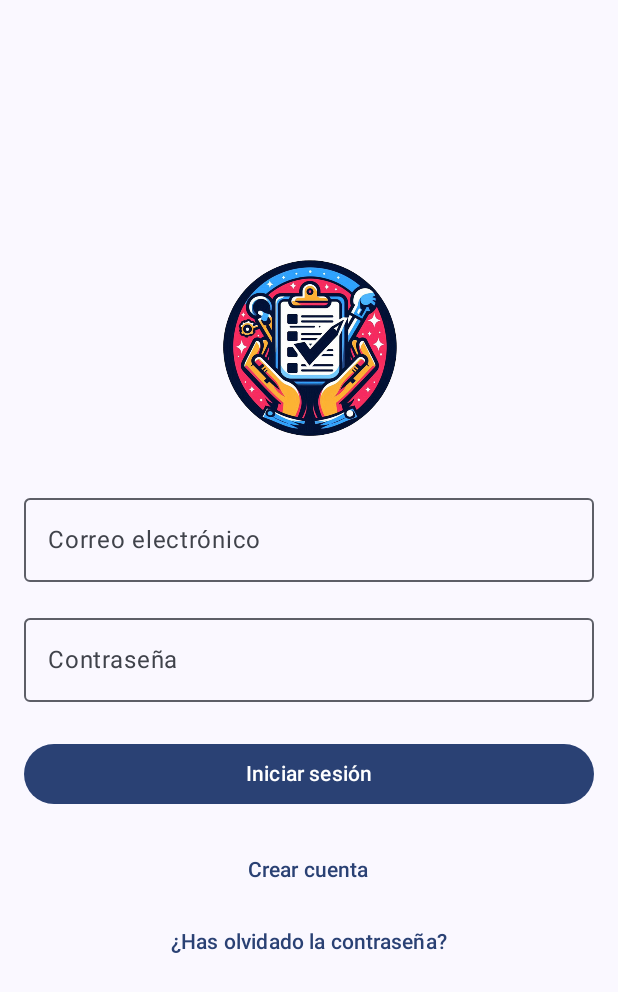
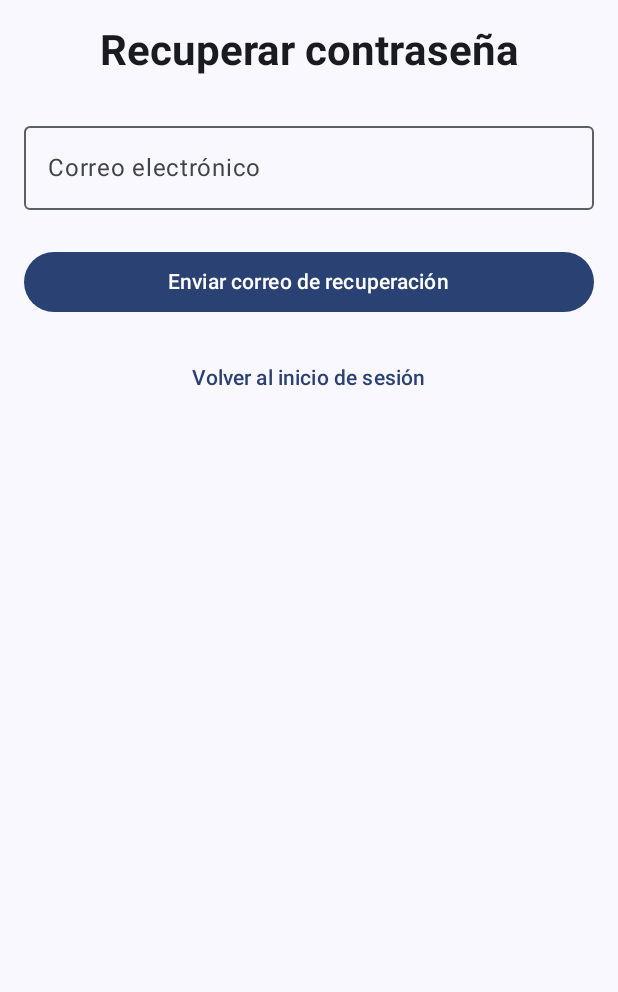
Before and after one commit to Espanderlof/ToDoSumat, an Android app built with Jetpack Compose: the screen it shows after launch (MainActivity), after a tap on "¿Has olvidado la contraseña?", on a phone screen of 412 x 824 dp. Shown: the top 992 px of the screen. Run offline under Robolectric (Android 15) with nearby library versions, the phone set to English and light mode, and no system bars.

Commit message:
View recuperar contraseña

```diff
--- a/app/src/main/java/com/jzapata/todosum/InicioSession.kt
+++ b/app/src/main/java/com/jzapata/todosum/InicioSession.kt
@@ -41,7 +41,8 @@ fun AppNavigation() {
     NavHost(navController = navController, startDestination = "inicioSesion") {
         composable("inicioSesion") {
             InicioSessionScreen(
-                onNavigateToCrearCuenta = { navController.navigate("crearCuenta") }
+                onNavigateToCrearCuenta = { navController.navigate("crearCuenta") },
+                onNavigateToRecuperarPassword = { navController.navigate("recuperarPassword") }
             )
         }
         composable("crearCuenta") {
@@ -54,7 +55,10 @@ fun AppNavigation() {
 
 @OptIn(ExperimentalMaterial3Api::class)
 @Composable
-fun InicioSessionScreen(onNavigateToCrearCuenta: () -> Unit) {
+fun InicioSessionScreen(
+    onNavigateToCrearCuenta: () -> Unit,
+    onNavigateToRecuperarPassword: () -> Unit
+) {
     var email by remember { mutableStateOf("") }
     var password by remember { mutableStateOf("") }
 
@@ -126,7 +130,7 @@ fun InicioSessionScreen(onNavigateToCrearCuenta: () -> Unit) {
 
         // ¿Has olvidado la contraseña? (debajo de Crear cuenta)
         TextButton(
-            onClick = { /* TODO: Implementar lógica para recuperar contraseña */ },
+            onClick = onNavigateToRecuperarPassword,
             modifier = Modifier.align(Alignment.CenterHorizontally)
         ) {
             Text("¿Has olvidado la contraseña?")
@@ -144,7 +148,8 @@ fun InicioSessionScreen(onNavigateToCrearCuenta: () -> Unit) {
 fun InicioSessionPreview() {
     ToDoSumatTheme {
         InicioSessionScreen(
-            onNavigateToCrearCuenta = {} // Pasamos una lambda vacía para la vista previa
+            onNavigateToCrearCuenta = {},
+            onNavigateToRecuperarPassword = {}
         )
     }
 }
--- a/app/src/main/java/com/jzapata/todosum/MainActivity.kt
+++ b/app/src/main/java/com/jzapata/todosum/MainActivity.kt
@@ -36,7 +36,8 @@ fun MainNavigation() {
     NavHost(navController = navController, startDestination = "inicioSession") {
         composable("inicioSession") {
             InicioSessionScreen(
-                onNavigateToCrearCuenta = { navController.navigate("crearCuenta") }
+                onNavigateToCrearCuenta = { navController.navigate("crearCuenta") },
+                onNavigateToRecuperarPassword = { navController.navigate("recuperarPassword") }
             )
         }
         composable("crearCuenta") {
@@ -44,5 +45,10 @@ fun MainNavigation() {
                 onNavigateBack = { navController.popBackStack() }
             )
         }
+        composable("recuperarPassword") {
+            RecuperarPasswordScreen(
+                onNavigateBack = { navController.popBackStack() }
+            )
+        }
     }
 }
--- /dev/null
+++ b/app/src/main/java/com/jzapata/todosum/RecuperarPassword.kt
@@ -0,0 +1,94 @@
+package com.jzapata.todosum
+
+import androidx.compose.foundation.layout.*
+import androidx.compose.material3.*
+import androidx.compose.runtime.*
+import androidx.compose.ui.Alignment
+import androidx.compose.ui.Modifier
+import androidx.compose.ui.text.font.FontWeight
+import androidx.compose.ui.unit.dp
+import androidx.compose.ui.tooling.preview.Preview
+
+@OptIn(ExperimentalMaterial3Api::class)
+@Composable
+fun RecuperarPasswordScreen(onNavigateBack: () -> Unit) {
+    var email by remember { mutableStateOf("") }
+    var showConfirmDialog by remember { mutableStateOf(false) }
+
+    Column(
+        modifier = Modifier
+            .fillMaxSize()
+            .padding(16.dp),
+        horizontalAlignment = Alignment.CenterHorizontally,
+        verticalArrangement = Arrangement.Top
+    ) {
+        Text(
+            text = "Recuperar contraseña",
+            style = MaterialTheme.typography.headlineMedium,
+            fontWeight = FontWeight.Bold,
+            modifier = Modifier.padding(bottom = 24.dp)
+        )
+
+        OutlinedTextField(
+            value = email,
+            onValueChange = { email = it },
+            label = { Text("Correo electrónico") },
+            modifier = Modifier.fillMaxWidth()
+        )
+
+        Spacer(modifier = Modifier.height(24.dp))
+
+        Button(
+            onClick = {
+                if (email.isNotBlank()) {
+                    showConfirmDialog = true
+                }
+            },
+            modifier = Modifier.fillMaxWidth()
+        ) {
+            Text("Enviar correo de recuperación")
+        }
+
+        Spacer(modifier = Modifier.height(16.dp))
+
+        TextButton(onClick = onNavigateBack) {
+            Text("Volver al inicio de sesión")
+        }
+    }
+
+    if (showConfirmDialog) {
+        AlertDialog(
+            onDismissRequest = { showConfirmDialog = false },
+            title = { Text("Correo enviado") },
+            text = { Text("Se ha enviado un correo de recuperación a su cuenta.") },
+            confirmButton = {
+                TextButton(
+                    onClick = {
+                        showConfirmDialog = false
+                        onNavigateBack()
+                    }
+                ) {
+                    Text("Aceptar")
+                }
+            }
+        )
+    }
+}
+
+@Preview(
+    showBackground = true,
+    widthDp = 320,
+    heightDp = 640,
+    name = "RecuperarPassword Preview"
+)
+@Composable
+fun RecuperarPasswordScreenPreview() {
+    MaterialTheme {
+        Surface(
+            modifier = Modifier.fillMaxSize(),
+            color = MaterialTheme.colorScheme.background
+        ) {
+            RecuperarPasswordScreen(onNavigateBack = {})
+        }
+    }
+}
```
Also changed, not shown: app/src/main/java/com/jzapata/todosum/CrearCuenta.kt (+9 -3 lines).
